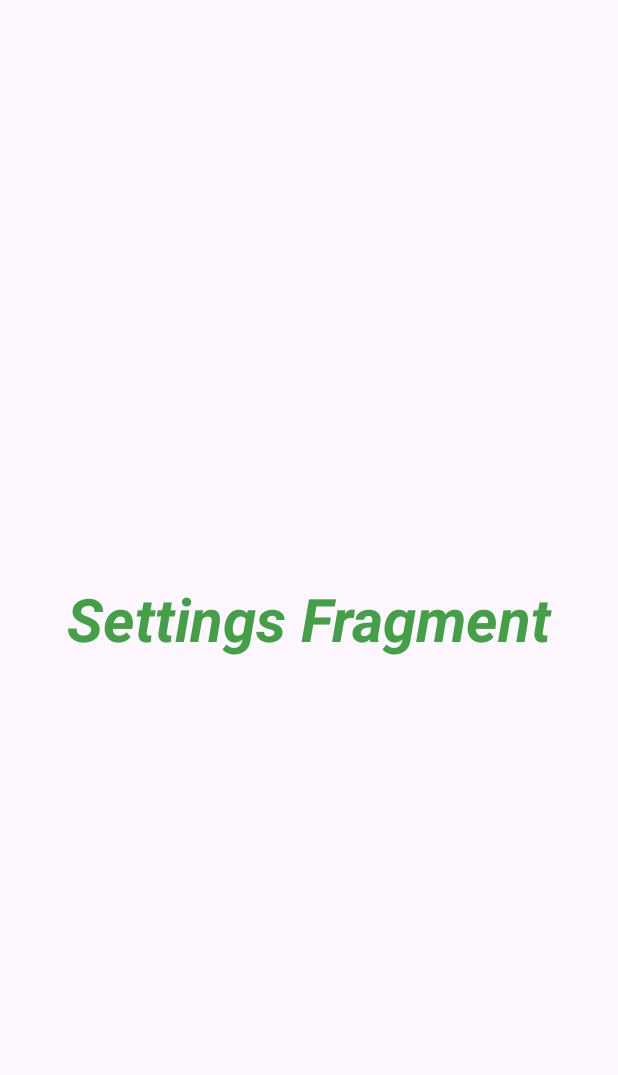
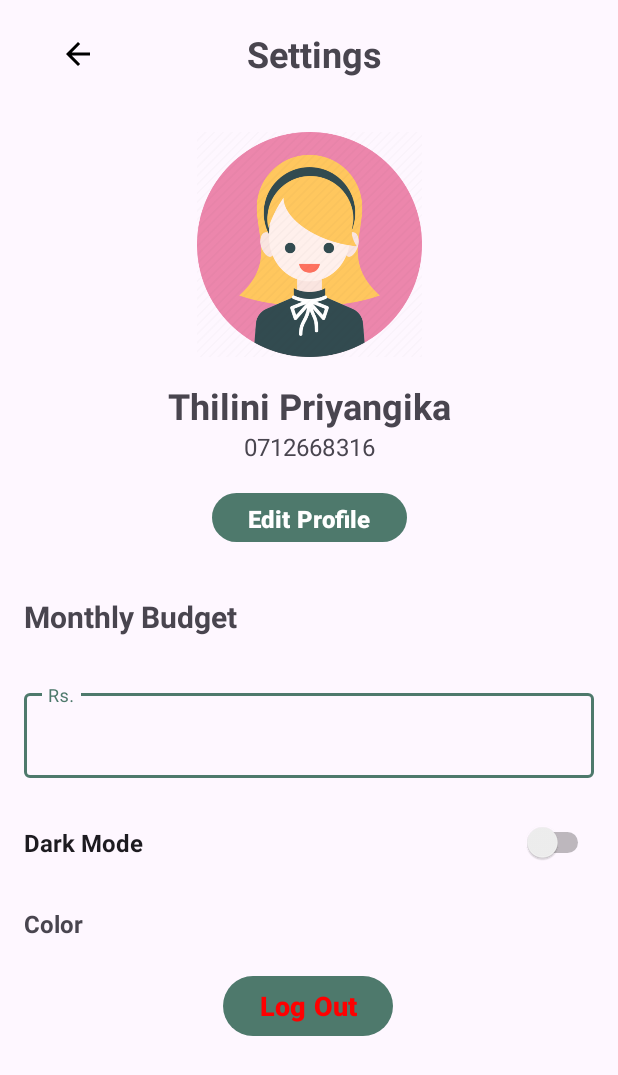
Before and after one commit to SA-Tester/Xpendy, an Android app: the fragment SettingsFragment shown on its own in the app's theme, on a phone screen of 412 x 824 dp. Shown: the top 1075 px of the screen. Run offline under Robolectric (Android 15) with nearby library versions, the phone set to English and light mode, and no system bars.

Commit message:
setting interface done

```diff
--- /dev/null
+++ b/app/src/main/res/drawable/back_btn.xml
@@ -0,0 +1,5 @@
+<vector android:autoMirrored="true" android:height="24dp"
+    android:tint="#000000" android:viewportHeight="24"
+    android:viewportWidth="24" android:width="24dp" xmlns:android="http://schemas.android.com/apk/res/android">
+    <path android:fillColor="@android:color/white" android:pathData="M20,11H7.83l5.59,-5.59L12,4l-8,8 8,8 1.41,-1.41L7.83,13H20v-2z"/>
+</vector>
--- a/app/src/main/res/layout/fragment_settings.xml
+++ b/app/src/main/res/layout/fragment_settings.xml
@@ -1,25 +1,155 @@
 <?xml version="1.0" encoding="utf-8"?>
-
 <androidx.constraintlayout.widget.ConstraintLayout
     xmlns:android="http://schemas.android.com/apk/res/android"
     xmlns:app="http://schemas.android.com/apk/res-auto"
     xmlns:tools="http://schemas.android.com/tools"
     android:layout_width="match_parent"
     android:layout_height="match_parent"
-    tools:context=".SettingsFragment">
+    tools:context=".MainActivity">
 
+    <!-- Header Section -->
+    <RelativeLayout
+        android:id="@+id/headerLayout"
+        android:layout_width="419dp"
+        android:layout_height="72dp"
+        android:padding="16dp"
+        app:layout_constraintTop_toTopOf="parent">
+
+        <!-- Back Button -->
+        <ImageView
+            android:id="@+id/backButton"
+            android:layout_width="72dp"
+            android:layout_height="wrap_content"
+            android:layout_alignParentStart="true"
+            android:layout_centerVertical="true"
+            android:src="@drawable/back_btn" />
+
+        <!-- Title -->
+        <TextView
+            android:id="@+id/titleTextView"
+            android:layout_width="wrap_content"
+            android:layout_height="wrap_content"
+            android:layout_centerInParent="true"
+            android:text="Settings"
+            android:textSize="24sp"
+            android:textStyle="bold" />
+
+    </RelativeLayout>
+
+    <!-- Profile Section -->
+    <LinearLayout
+        android:id="@+id/profileLayout"
+        android:layout_width="399dp"
+        android:layout_height="309dp"
+        android:gravity="center_horizontal"
+        android:orientation="vertical"
+        android:padding="16dp"
+        app:layout_constraintEnd_toEndOf="parent"
+        app:layout_constraintStart_toStartOf="parent"
+        app:layout_constraintTop_toBottomOf="@id/headerLayout">
+
+        <!-- Profile Image -->
+        <ImageView
+            android:layout_width="150dp"
+            android:layout_height="150dp"
+            android:layout_marginBottom="16dp"
+            android:src="@drawable/profile_icon" />
+
+        <!-- Profile Name -->
+        <TextView
+            android:layout_width="wrap_content"
+            android:layout_height="wrap_content"
+            android:text="Thilini Priyangika"
+            android:textSize="24sp"
+            android:textStyle="bold" />
+
+        <!-- Phone Number -->
+        <TextView
+            android:layout_width="wrap_content"
+            android:layout_height="wrap_content"
+            android:text="0712668316"
+            android:textSize="16sp" />
+
+        <!-- Edit Profile Button -->
+        <Button
+            android:layout_width="wrap_content"
+            android:layout_height="wrap_content"
+            android:layout_marginTop="16dp"
+            android:text="Edit Profile"
+            android:textSize="16sp"
+            android:textStyle="bold" />
+
+    </LinearLayout>
+
+    <!-- Monthly Budget Section -->
     <TextView
-        android:id="@+id/settingsFragment"
+        android:id="@+id/monthlyBudgetTextView"
+        android:layout_width="0dp"
+        android:layout_height="wrap_content"
+        android:text="Monthly Budget"
+        android:textStyle="bold"
+        android:textSize="20sp"
+        android:padding="16dp"
+        app:layout_constraintTop_toBottomOf="@id/profileLayout"
+        app:layout_constraintStart_toStartOf="parent"
+        app:layout_constraintEnd_toEndOf="parent"/>
+
+    <!-- TextInputLayout for Budget -->
+    <com.google.android.material.textfield.TextInputLayout
+        android:id="@+id/textInputLayout"
+        android:layout_width="0dp"
+        android:layout_height="wrap_content"
+        android:padding="16dp"
+        app:layout_constraintTop_toBottomOf="@id/monthlyBudgetTextView"
+        app:layout_constraintStart_toStartOf="parent"
+        app:layout_constraintEnd_toEndOf="parent">
+
+        <com.google.android.material.textfield.TextInputEditText
+            android:layout_width="match_parent"
+            android:layout_height="wrap_content"
+            android:hint="Rs." />
+
+    </com.google.android.material.textfield.TextInputLayout>
+
+    <!-- Theme Switch Section -->
+    <Switch
+        android:id="@+id/switch2"
+        android:layout_width="0dp"
+        android:layout_height="wrap_content"
+        android:padding="16dp"
+        android:text="Dark Mode"
+        android:textSize="16sp"
+        android:textStyle="bold"
+        app:layout_constraintTop_toBottomOf="@id/textInputLayout"
+        app:layout_constraintStart_toStartOf="parent"
+        app:layout_constraintEnd_toEndOf="parent" />
+
+    <!-- Color Text Section -->
+    <TextView
+        android:id="@+id/colorTextView"
+        android:layout_width="0dp"
+        android:layout_height="wrap_content"
+        android:text="Color"
+        android:textSize="16sp"
+        android:textStyle="bold"
+        android:padding="16dp"
+        app:layout_constraintTop_toBottomOf="@id/switch2"
+        app:layout_constraintStart_toStartOf="parent"
+        app:layout_constraintEnd_toEndOf="parent" />
+
+    <!-- Log Out Button Section -->
+    <Button
         android:layout_width="wrap_content"
         android:layout_height="wrap_content"
-        android:text="Settings Fragment"
-        android:textColor="#43a047"
-        android:textSize="40sp"
-        android:textStyle="italic|bold"
-        app:layout_constraintBottom_toBottomOf="parent"
+        android:layout_gravity="center"
+        android:layout_marginTop="4dp"
+        android:text="Log Out"
+        android:textColor="#FF0000"
+        android:textSize="18sp"
+        android:textStyle="bold"
         app:layout_constraintEnd_toEndOf="parent"
-        app:layout_constraintHorizontal_bias="0.5"
+        app:layout_constraintHorizontal_bias="0.498"
         app:layout_constraintStart_toStartOf="parent"
-        app:layout_constraintTop_toTopOf="parent" />
+        app:layout_constraintTop_toBottomOf="@id/colorTextView" />
 
 </androidx.constraintlayout.widget.ConstraintLayout>
```
Also changed, not shown: app/src/main/res/drawable/profile_icon.png (added).
